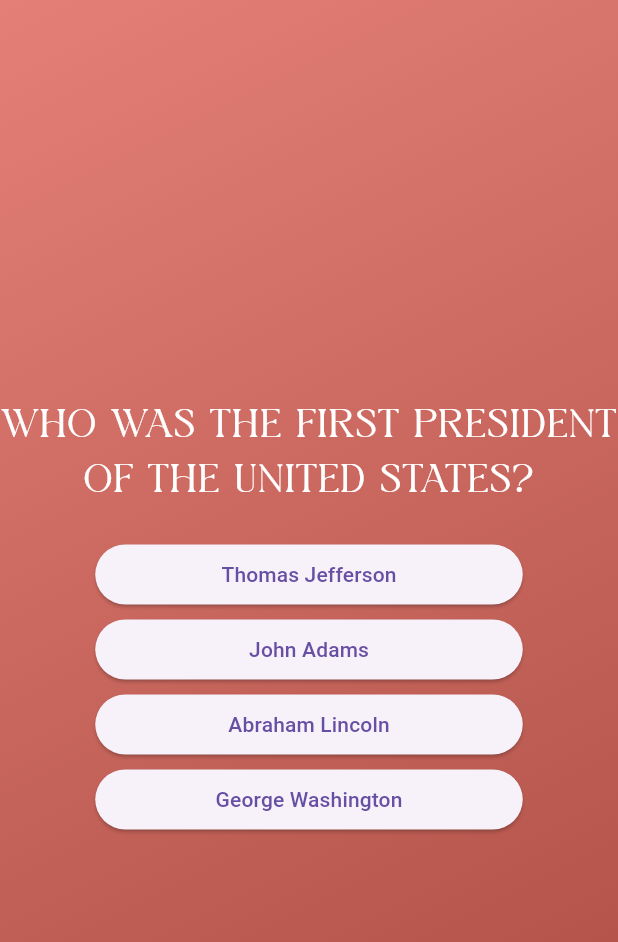
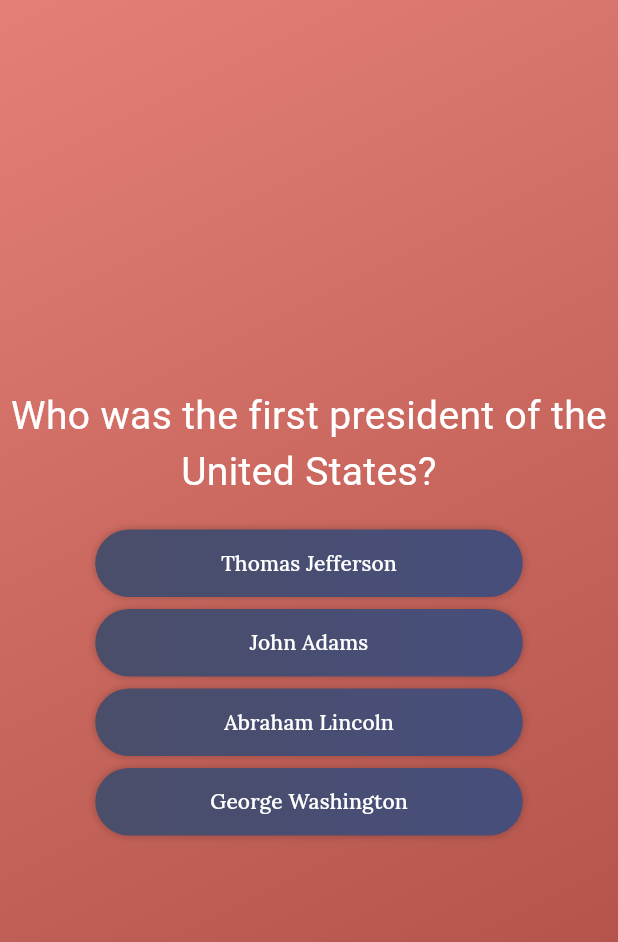
Before and after one commit to Sarthakpurii/BrainBuster, a Flutter app: the screen it shows after launch, after a tap on "Start Quiz", on a phone screen of 412 x 824 dp. Shown: the top 942 px of the screen. Run offline on Flutter 3.47's test engine with Material 3 defaults, Android fonts, the light colour scheme and no system bars; our stand-ins replace google_fonts; Roboto replaces fonts that are missing (Merienda).

Commit message:
updated UI

```diff
--- a/lib/answer_button.dart
+++ b/lib/answer_button.dart
@@ -1,5 +1,6 @@
 
 import 'package:flutter/material.dart';
+import 'package:google_fonts/google_fonts.dart';
 
 class AnswerButton extends StatelessWidget{
   const AnswerButton(this.ansText,this.ansFunc,{super.key});
@@ -9,11 +10,29 @@ class AnswerButton extends StatelessWidget{
   @override
   Widget build(context){
     return Column(
-      children: [ElevatedButton(
-        onPressed: ansFunc,
-        style: const ButtonStyle(fixedSize: MaterialStatePropertyAll(Size(285,30))),
-        child: Text(ansText)),
-        const SizedBox(height: 2,)]
-    );
+        children: [Container(
+          height: 45,
+          decoration: BoxDecoration(
+            gradient: const LinearGradient(colors: [Color.fromARGB(255, 74, 78, 105),Color.fromARGB(255, 71, 78, 123)]),
+        borderRadius: BorderRadius.circular(32),
+        boxShadow: [BoxShadow(blurRadius: 4,
+        color: Colors.black.withOpacity(0.25),
+        offset: const Offset(0,0),
+        spreadRadius: 0
+        )]
+      ),
+          child: ElevatedButton(
+            onPressed: ansFunc,
+            style: ElevatedButton.styleFrom(fixedSize: const Size(285,30),
+            backgroundColor: Colors.transparent,
+            shadowColor: Colors.transparent, // To remove button's default shadow
+            elevation: 0,),
+
+            child: Text(ansText,style: GoogleFonts.lora(
+              color: Colors.white
+            ),)),
+        ),
+          const SizedBox(height: 8,)]
+      );
   }
 }
--- a/lib/questions_widget.dart
+++ b/lib/questions_widget.dart
@@ -2,6 +2,7 @@ import 'package:brain_buster/answer_button.dart';
 import 'package:brain_buster/data/question_data.dart';
 import 'package:brain_buster/models/question_form.dart';
 import 'package:flutter/material.dart';
+import 'package:google_fonts/google_fonts.dart';
 
 class QuestionWidget extends StatefulWidget{
   const QuestionWidget(this.storeSelectedAns,{super.key});
@@ -37,8 +38,9 @@ class _QuestionWidgetState extends State<QuestionWidget>{
         children: [
           Text(curQues.question,
           textAlign: TextAlign.center,
-          style: const TextStyle(
-            fontFamily: 'Cakelan',
+          style: GoogleFonts.merienda(
+            // fontWeight: FontWeight.w700,
+            // fontFamily: 'Cakelan',
             color: Colors.white,
             fontSize: 26,
           ),
--- a/lib/quiz.dart
+++ b/lib/quiz.dart
@@ -16,10 +16,12 @@ class _QuizState extends State<Quiz>{
 
   Widget? activeScreen;
   List<String> selectedAns=[];
+  List<Color> gradientbackground=const [Color.fromARGB(255, 227, 127, 118),Color.fromARGB(255, 169, 74, 65)];
 
 //Switches from Result Screen to Start Screen
 void restartApp(){
   setState(() {
+    gradientbackground=const [Color.fromARGB(255, 227, 127, 118),Color.fromARGB(255, 169, 74, 65)];
     activeScreen=Welcome(switchScreen);
   });
 }
@@ -35,6 +37,7 @@ void restartApp(){
     selectedAns.add(ans);
     if (selectedAns.length==10){
       setState(() {
+        gradientbackground=const [Color.fromARGB(255, 179, 91, 83),Color.fromARGB(255, 150, 60, 52)];
         activeScreen=ResultScreen(selectedAns,restartApp);
         selectedAns=[];
     });
@@ -44,6 +47,19 @@ void restartApp(){
   @override
   void initState() {
     activeScreen=Welcome(switchScreen);
+//     activeScreen=ResultScreen(const [
+//   "Thomas Jefferson",
+//   "Rome",
+//   "H2O",
+//   "Martin Scorsese",
+//   "11",
+//   "1942",
+//   "Mississippi",
+//   "Ruby",
+//   "Elton John",
+//   "Tennis"
+// ]
+// ,restartApp);
     super.initState();
   }
 
@@ -54,11 +70,9 @@ void restartApp(){
       home: Scaffold(
         // backgroundColor: Colors.black,
         body: Container(
-          decoration: const BoxDecoration(
+          decoration: BoxDecoration(
             gradient: LinearGradient(
-              colors:[
-          Color.fromARGB(255, 227, 127, 118),Color.fromARGB(255, 169, 74, 65)
-        ],
+              colors:gradientbackground,
               begin: Alignment.topLeft,
               end: Alignment.bottomRight),
           ),
--- a/lib/welcome.dart
+++ b/lib/welcome.dart
@@ -28,6 +28,10 @@ class Welcome extends StatelessWidget{
                 ),
                 ),
                 const SizedBox(height: 20,),
+
+
+
+
                 Container(
   decoration: BoxDecoration(
     // color: Color.fromARGB(255, 74, 78, 105),
@@ -37,14 +41,14 @@ class Welcome extends StatelessWidget{
         color: Colors.black.withOpacity(0.5),
         spreadRadius: 0,
         blurRadius: 10,
-        offset: Offset(0, 0), // changes position of shadow
+        offset: const Offset(0, 0), // changes position of shadow
       ),
     ],
   ),
   child: ElevatedButton.icon(
     onPressed: switchScreen,
     style: ElevatedButton.styleFrom(
-      primary: Colors.transparent, // To use the container's color
+      backgroundColor: Colors.transparent, // To use the container's color
       shadowColor: Colors.transparent, // To remove button's default shadow
       elevation: 0, // To remove button's default elevation
       padding: const EdgeInsets.symmetric(horizontal: 25, vertical: 12)
```
Also changed, not shown: lib/result_widget.dart (+40 -2 lines), lib/scrollable_summary.dart (+44 -6 lines).
